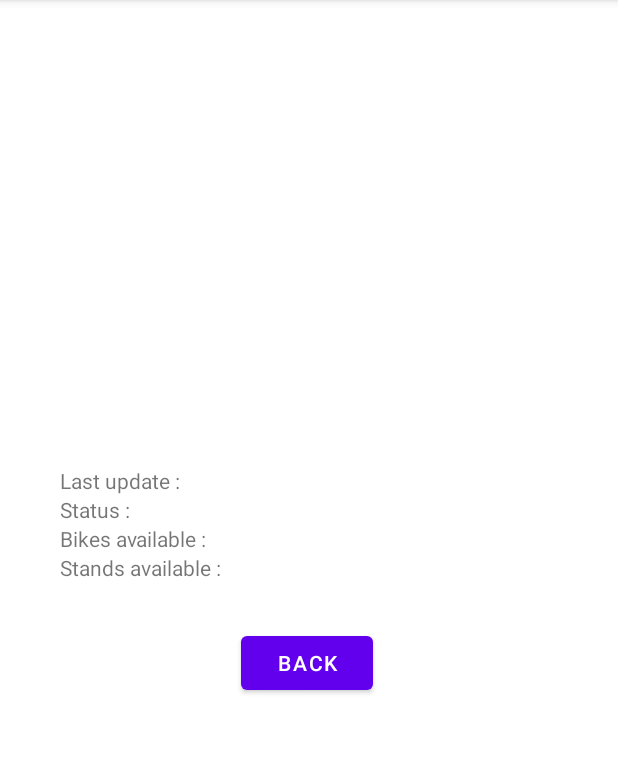
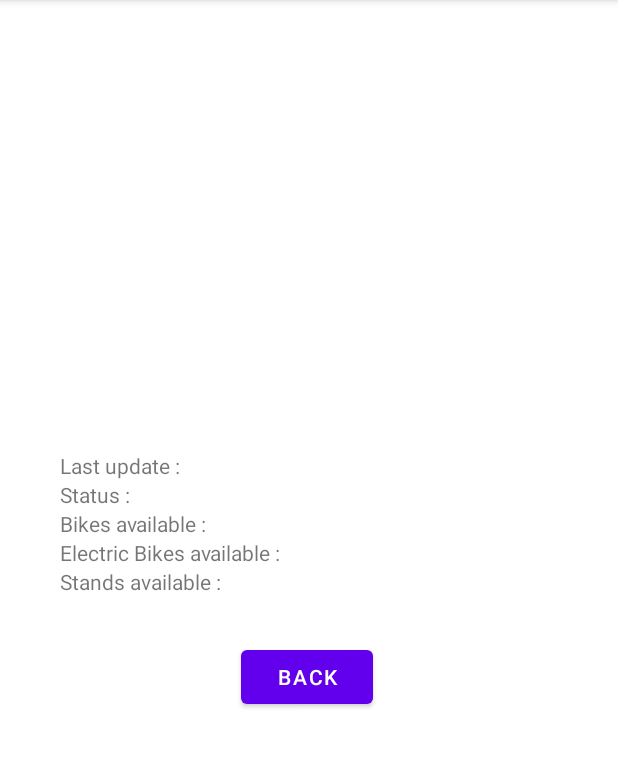
Before and after one commit to ArmanRo/TapAndGo-App, an Android app: the StationDetails screen opened directly, with no data from a screen before it, on a phone screen of 412 x 824 dp, the part 84-852 px from its top. Run offline under Robolectric (Android 15) with nearby library versions, the phone set to English and light mode, and no system bars.

Commit message:
fix bug display stations + add electric bike in details station

```diff
--- a/app/src/main/java/com/example/tapandgo/MainActivity.kt
+++ b/app/src/main/java/com/example/tapandgo/MainActivity.kt
@@ -145,6 +145,7 @@ class MainActivity : AppCompatActivity() {
     }
 
     private fun selectStationFromCity(city: String){
+        stationsFromCity.clear()
         for (data in stationResponseBody){
             if (data.contractName == city){
                 stationsFromCity.add(data)
@@ -184,6 +185,7 @@ class MainActivity : AppCompatActivity() {
                     it.putExtra("txtLastUpdate", station.lastUpdate)
                     it.putExtra("txtStatus", station.status)
                     it.putExtra("txtBikesAvailable", station.mainStands.availabilities.bikes.toString())
+                    it.putExtra("txtElectricBikeAvailable", station.mainStands.availabilities.electricalBikes.toString())
                     it.putExtra("txtStandsAvailable", station.mainStands.availabilities.stands.toString())
                     startActivity(it)
                 }
--- a/app/src/main/java/com/example/tapandgo/StationDetails.kt
+++ b/app/src/main/java/com/example/tapandgo/StationDetails.kt
@@ -19,18 +19,21 @@ class StationDetails : AppCompatActivity() {
         val msgLastUpdate = intent.getStringExtra("txtLastUpdate")
         val msgStatus = intent.getStringExtra("txtStatus")
         val msgBikesAvailable = intent.getStringExtra("txtBikesAvailable")
+        val msgElectricBikeAvailable = intent.getStringExtra("txtStandsAvailable")
         val msgStandsAvailable = intent.getStringExtra("txtStandsAvailable")
 
         val txtStationName = findViewById<TextView>(R.id.txtStationName)
         val txtLastUpdate = findViewById<TextView>(R.id.txtLastUpdate)
         val txtStatus = findViewById<TextView>(R.id.txtStatus)
         val txtBikesAvailable = findViewById<TextView>(R.id.txtBikesAvailable)
+        val txtElectricBikeAvailable = findViewById<TextView>(R.id.txtElectricBikeAvailable)
         val txtStandsAvailable = findViewById<TextView>(R.id.txtStandsAvailable)
 
         txtStationName.text = msgStationName
         txtLastUpdate.text = msgLastUpdate
         txtStatus.text = msgStatus
         txtBikesAvailable.text = msgBikesAvailable
+        txtElectricBikeAvailable.text = msgElectricBikeAvailable
         txtStandsAvailable.text = msgStandsAvailable
 
         btnBack.setOnClickListener{ // back button to kill this activity and go to the previous one, MainActivity
--- a/app/src/main/res/layout/activity_main.xml
+++ b/app/src/main/res/layout/activity_main.xml
@@ -24,7 +24,7 @@
 
         <com.google.android.material.textfield.TextInputEditText
             android:id="@+id/inputStationName"
-            android:layout_width="180dp"
+            android:layout_width="wrap_content"
             android:layout_height="wrap_content"
             android:inputType="textCapCharacters"
             android:hint="Name of your station">
--- a/app/src/main/res/layout/station_details.xml
+++ b/app/src/main/res/layout/station_details.xml
@@ -84,6 +84,23 @@
             <TextView
                 android:layout_width="wrap_content"
                 android:layout_height="wrap_content"
+                android:text="Electric Bikes available :">
+            </TextView>
+            <TextView
+                android:id="@+id/txtElectricBikeAvailable"
+                android:layout_width="wrap_content"
+                android:layout_height="wrap_content"
+                android:paddingLeft="10dp">
+            </TextView>
+        </LinearLayout>
+
+        <LinearLayout
+            android:layout_width="match_parent"
+            android:layout_height="wrap_content"
+            android:orientation="horizontal">
+            <TextView
+                android:layout_width="wrap_content"
+                android:layout_height="wrap_content"
                 android:text="Stands available :">
             </TextView>
             <TextView
@@ -93,6 +110,7 @@
                 android:paddingLeft="10dp">
             </TextView>
         </LinearLayout>
+
 
         <Button
             android:id="@+id/btnBack"
```
